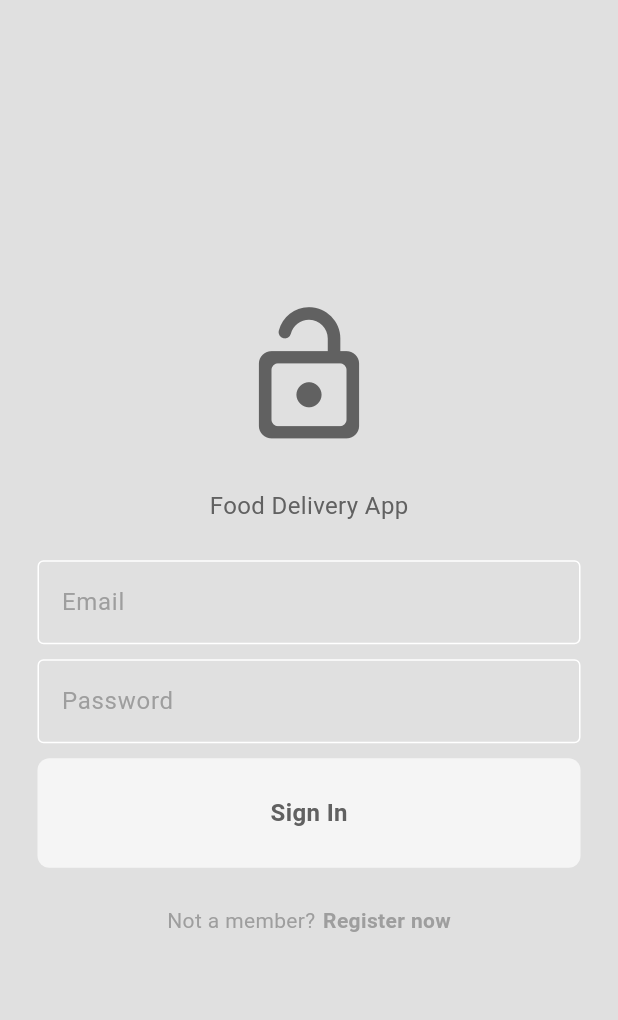
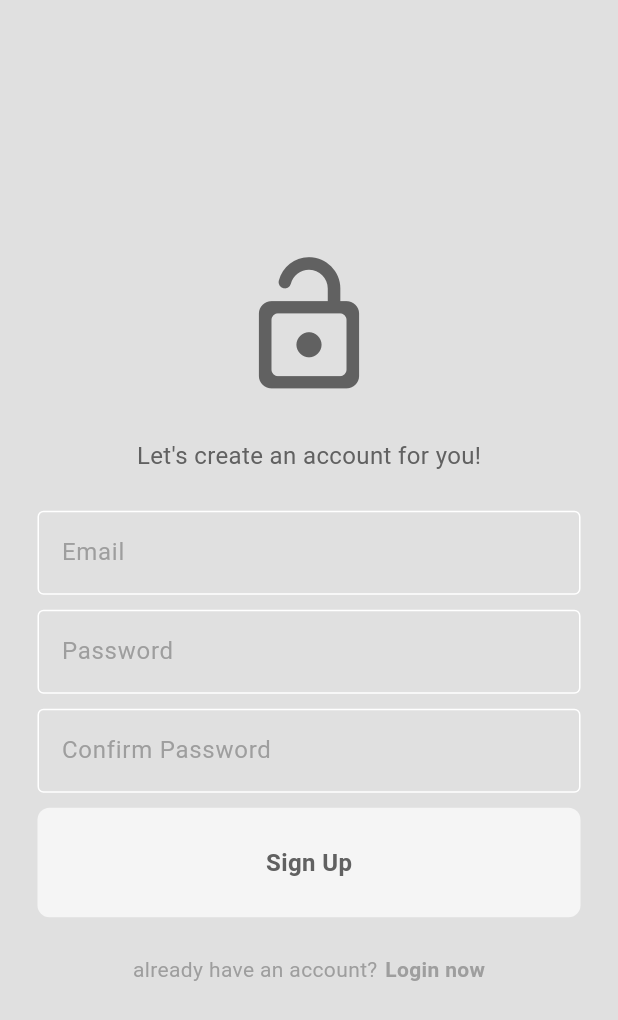
Before and after one commit to dtmiranda/food_delivery, a Flutter app: the screen it shows after launch, on a phone screen of 412 x 824 dp. Shown: the top 1020 px of the screen. Run offline on Flutter 3.47's test engine with Material 3 defaults, Android fonts, the light colour scheme and no system bars.

Commit message:
feat: create register page

```diff
--- a/lib/main.dart
+++ b/lib/main.dart
@@ -1,6 +1,7 @@
 
 import 'package:flutter/material.dart';
 import 'package:food_delivery/pages/login_page.dart';
+import 'package:food_delivery/pages/register_page.dart';
 import 'package:food_delivery/pages/theme/theme_privider.dart';
 import 'package:provider/provider.dart';
 
@@ -20,7 +21,7 @@ class MyApp extends StatelessWidget {
   Widget build(BuildContext context) {
     return  MaterialApp(
       debugShowCheckedModeBanner: false,
-      home: LoginPage(
+      home: RegisterPage(
         onTap: () {
 
         },
--- /dev/null
+++ b/lib/pages/register_page.dart
@@ -0,0 +1,105 @@
+import 'package:flutter/material.dart';
+import 'package:food_delivery/components/my_button.dart';
+import 'package:food_delivery/components/my_textfield.dart';
+
+class RegisterPage extends StatefulWidget{
+  final void Function()? onTap;
+
+  const RegisterPage({super.key, required this.onTap});
+
+  @override
+  State<RegisterPage> createState() => _RegisterPageState();
+}
+
+class _RegisterPageState extends State<RegisterPage> {
+
+  final TextEditingController emailController = TextEditingController();
+  final TextEditingController passwordController = TextEditingController();
+  final TextEditingController confirmPasswordController = TextEditingController();
+
+  @override
+  Widget build(BuildContext context) {
+    return Scaffold(
+      backgroundColor: Theme.of(context).colorScheme.background,
+      body: Center(
+        child: Column(
+          mainAxisAlignment: MainAxisAlignment.center,
+          children: [
+            Icon(
+              Icons.lock_open_rounded,
+              size: 100,
+              color: Theme.of(context).colorScheme.inversePrimary,
+            ),
+
+            const SizedBox(height: 25),
+
+            Text(
+              "Let's create an account for you!",
+              style: TextStyle(
+                fontSize: 16,
+                color: Theme.of(context).colorScheme.inversePrimary,
+              ),
+            ),
+            const SizedBox(height: 25),
+
+            MyTextField(
+              hintText: "Email",
+              obscureText: false,
+              controller: emailController
+            ),
+
+            const SizedBox(height: 10),
+
+            MyTextField(
+              hintText: "Password",
+              obscureText: true,
+              controller: passwordController
+            ),
+
+            const SizedBox(height: 10),
+
+              MyTextField(
+                hintText: "Confirm Password",
+                obscureText: true,
+                controller: confirmPasswordController
+              ),
+
+            const SizedBox(height: 10),
+
+
+            MyButton(
+              text: "Sign Up",
+              onTap: () {}
+            ),
+
+            const SizedBox(height: 25),
+
+            Row(
+              mainAxisAlignment: MainAxisAlignment.center,
+              children: [
+                Text(
+                  "already have an account?",
+                  style: TextStyle(
+                    color: Theme.of(context).colorScheme.primary,
+                  ),
+                ),
+                const SizedBox(width: 5),
+                GestureDetector(
+                  onTap: () {},
+                  child: Text(
+                    "Login now",
+                    style: TextStyle(
+                      color: Theme.of(context).colorScheme.primary,
+                      fontWeight: FontWeight.bold,
+                    )
+                  ),
+                ),
+              ],
+            )
+          ],
+        ),
+      ),
+    );
+  }
+
+}
```
